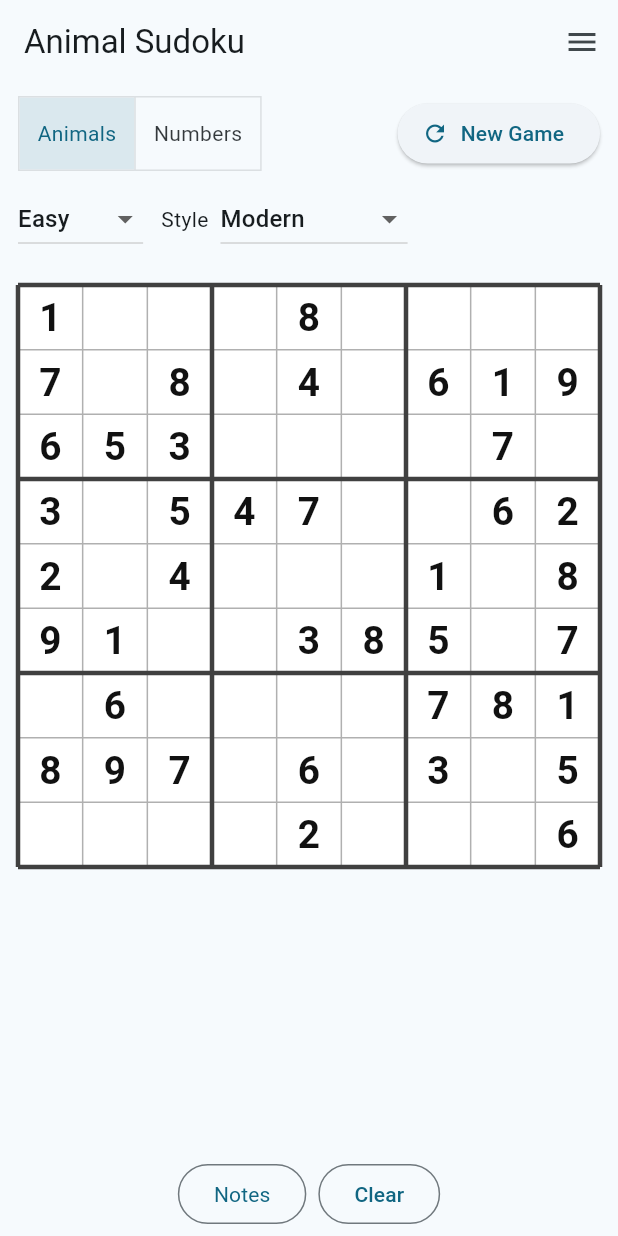
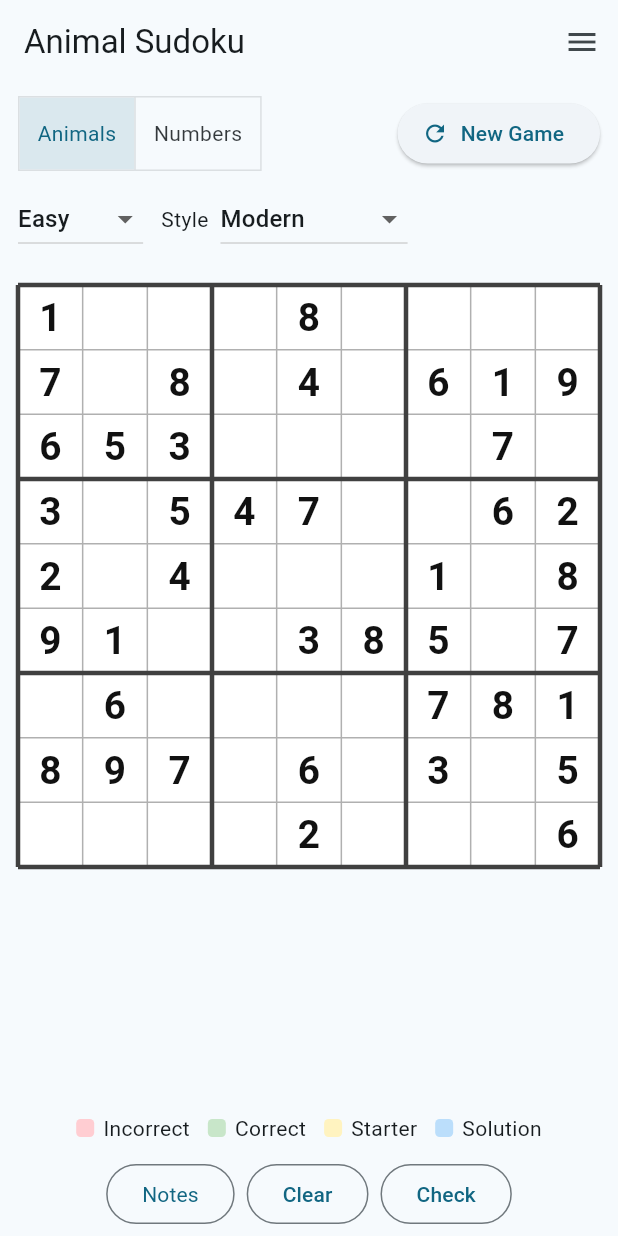
Before and after one commit to brownidj/sudoku_01, a Flutter app: the screen it shows after launch, in the side drawer, after a tap on "New Game", on a phone screen of 412 x 824 dp. Run offline on Flutter 3.47's test engine with Material 3 defaults, Android fonts, the phone set to English and light mode, and no system bars; statements that could not run were skipped.

Commit message:
Added Check and solution

```diff
--- a/flutter_app/lib/app/sudoku_controller.dart
+++ b/flutter_app/lib/app/sudoku_controller.dart
@@ -5,6 +5,7 @@ import 'package:flutter/services.dart';
 import 'package:flutter_app/application/game_service.dart';
 import 'package:flutter_app/application/puzzles.dart' as puzzles;
 import 'package:flutter_app/application/results.dart';
+import 'package:flutter_app/application/solver.dart';
 import 'package:flutter_app/application/state.dart';
 import 'package:flutter_app/domain/types.dart';
 
@@ -15,6 +16,9 @@ class CellVm {
   final List<Digit> notes;
   final bool selected;
   final bool conflicted;
+  final bool incorrect;
+  final bool solutionAdded;
+  final bool correct;
 
   const CellVm({
     required this.coord,
@@ -23,6 +27,9 @@ class CellVm {
     required this.notes,
     required this.selected,
     required this.conflicted,
+    required this.incorrect,
+    required this.solutionAdded,
+    required this.correct,
   });
 }
 
@@ -45,6 +52,7 @@ class UiState {
   final String contentMode;
   final String animalStyle;
   final Coord? selected;
+  final bool gameOver;
 
   const UiState({
     required this.board,
@@ -59,6 +67,7 @@ class UiState {
     required this.contentMode,
     required this.animalStyle,
     required this.selected,
+    required this.gameOver,
   });
 }
 
@@ -75,6 +84,12 @@ class SudokuController extends ChangeNotifier {
   String _styleName = 'Modern';
   String _contentMode = 'animals';
   String _animalStyle = 'simple';
+  bool _gameOver = false;
+  Set<Coord> _incorrectCells = {};
+  Set<Coord> _solutionAddedCells = {};
+  Set<Coord> _correctCells = {};
+  Grid? _solutionGrid;
+  Grid? _initialGrid;
 
   SudokuController() {
     _history = _service.initialHistory();
@@ -90,10 +105,19 @@ class SudokuController extends ChangeNotifier {
     _lastConflicts = {};
     _lastSolved = false;
     _difficultyLocked = false;
+    _gameOver = false;
+    _incorrectCells = {};
+    _solutionAddedCells = {};
+    _correctCells = {};
+    _solutionGrid = null;
+    _initialGrid = _copyGrid(puzzle.grid);
     _applyResult(res, statusOverride: 'New game (${puzzle.difficulty}): ${puzzle.puzzleId}');
   }
 
   void onCellTapped(Coord coord) {
+    if (_gameOver) {
+      return;
+    }
     final cell = _history.present.board.cellAtCoord(coord);
     if (cell.given) {
       return;
@@ -103,6 +127,9 @@ class SudokuController extends ChangeNotifier {
   }
 
   void onDigitPressed(Digit digit) {
+    if (_gameOver) {
+      return;
+    }
     if (_selected == null) {
       _render('Select a cell');
       return;
@@ -116,6 +143,9 @@ class SudokuController extends ChangeNotifier {
   }
 
   void onClearPressed() {
+    if (_gameOver) {
+      return;
+    }
     if (_selected == null) {
       _render('Select a cell');
       return;
@@ -127,16 +157,25 @@ class SudokuController extends ChangeNotifier {
   }
 
   void onToggleNotesMode() {
+    if (_gameOver) {
+      return;
+    }
     _notesMode = !_notesMode;
     _render(_notesMode ? 'Notes mode on' : 'Notes mode off');
   }
 
   void onUndo() {
+    if (_gameOver) {
+      return;
+    }
     final res = _service.undo(_history);
     _applyResult(res);
   }
 
   void onRedo() {
+    if (_gameOver) {
+      return;
+    }
     final res = _service.redo(_history);
     _applyResult(res);
   }
@@ -148,6 +187,12 @@ class SudokuController extends ChangeNotifier {
     _lastConflicts = {};
     _lastSolved = false;
     _difficultyLocked = false;
+    _gameOver = false;
+    _incorrectCells = {};
+    _solutionAddedCells = {};
+    _correctCells = {};
+    _solutionGrid = null;
+    _initialGrid = _copyGrid(puzzle.grid);
     _applyResult(res, statusOverride: 'New game (${puzzle.difficulty}): ${puzzle.puzzleId}');
   }
 
@@ -168,6 +213,12 @@ class SudokuController extends ChangeNotifier {
     _lastConflicts = {};
     _lastSolved = false;
     _difficultyLocked = false;
+    _gameOver = false;
+    _incorrectCells = {};
+    _solutionAddedCells = {};
+    _correctCells = {};
+    _solutionGrid = null;
+    _initialGrid = _copyGrid(puzzle.grid);
     _applyResult(res, statusOverride: 'New game (${puzzle.difficulty}): ${puzzle.puzzleId}');
   }
 
@@ -184,6 +235,79 @@ class SudokuController extends ChangeNotifier {
   void onAnimalStyleChanged(String style) {
     _animalStyle = style == 'cute' ? 'cute' : 'simple';
     _render('Animal style: $_animalStyle');
+  }
+
+  void onCheckSolution() {
+    if (_gameOver) {
+      return;
+    }
+    final base = _initialGrid ?? _gridFromBoard(_history.present.board);
+    final solved = solveGrid(base);
+    if (solved == null) {
+      return;
+    }
+    final incorrect = <Coord>{};
+    final added = <Coord>{};
+    final correct = <Coord>{};
+    for (var r = 0; r < 9; r += 1) {
+      for (var c = 0; c < 9; c += 1) {
+        final value = _history.present.board.cellAt(r, c).value;
+        final solvedValue = solved[r][c];
+        if (value != null && solvedValue != null && value != solvedValue) {
+          incorrect.add(Coord(r, c));
+        } else if (value != null && solvedValue != null && value == solvedValue) {
+          final cell = _history.present.board.cellAt(r, c);
+          if (!cell.given) {
+            correct.add(Coord(r, c));
+          }
+        } else if (value == null && solvedValue != null) {
+          added.add(Coord(r, c));
+        }
+      }
+    }
+    _incorrectCells = incorrect;
+    _correctCells = correct;
+    _solutionGrid = null;
+    _solutionAddedCells = {};
+    _selected = null;
+    _gameOver = true;
+    _render('Check complete');
+  }
+
+  void onShowSolution() {
+    if (!_gameOver) {
+      return;
+    }
+    final base = _initialGrid ?? _gridFromBoard(_history.present.board);
+    final solved = solveGrid(base);
+    if (solved == null) {
+      return;
+    }
+    final incorrect = <Coord>{};
+    final added = <Coord>{};
+    final correct = <Coord>{};
+    for (var r = 0; r < 9; r += 1) {
+      for (var c = 0; c < 9; c += 1) {
+        final value = _history.present.board.cellAt(r, c).value;
+        final solvedValue = solved[r][c];
+        if (value != null && solvedValue != null && value != solvedValue) {
+          incorrect.add(Coord(r, c));
+        } else if (value != null && solvedValue != null && value == solvedValue) {
+          final cell = _history.present.board.cellAt(r, c);
+          if (!cell.given) {
+            correct.add(Coord(r, c));
+          }
+        } else if (value == null && solvedValue != null) {
+          added.add(Coord(r, c));
+        }
+      }
+    }
+    _incorrectCells = incorrect;
+    _correctCells = correct;
+    _solutionGrid = solved;
+    _solutionAddedCells = added;
+    _selected = null;
+    _render('Solution');
   }
 
   Future<void> onSaveRequested(BuildContext context) async {
@@ -239,6 +363,12 @@ class SudokuController extends ChangeNotifier {
       _lastConflicts = {};
       _lastSolved = false;
       _difficultyLocked = res.history.canUndo();
+      _gameOver = false;
+      _incorrectCells = {};
+      _solutionAddedCells = {};
+      _correctCells = {};
+      _solutionGrid = null;
+      _initialGrid = _extractInitialGrid(res.history);
       _applyResult(res, statusOverride: 'Game loaded.');
     } catch (error) {
       if (context.mounted) {
@@ -273,20 +403,27 @@ class SudokuController extends ChangeNotifier {
   UiState _buildState() {
     final board = _history.present.board;
     final cells = <List<CellVm>>[];
+    final solution = _solutionGrid;
     for (var r = 0; r < 9; r += 1) {
       final row = <CellVm>[];
       for (var c = 0; c < 9; c += 1) {
         final coord = Coord(r, c);
         final cell = board.cellAt(r, c);
         final notes = cell.notes.toList()..sort();
+        final solutionValue = solution != null ? solution[r][c] : null;
+        final displayValue = cell.value ?? solutionValue;
+        final solutionAdded = _solutionAddedCells.contains(coord);
         row.add(
           CellVm(
             coord: coord,
-            value: cell.value,
-            given: cell.given,
+            value: displayValue,
+            given: cell.given && !solutionAdded,
             notes: notes,
             selected: coord == _selected,
             conflicted: _lastConflicts.contains(coord),
+            incorrect: _incorrectCells.contains(coord),
+            solutionAdded: solutionAdded,
+            correct: _correctCells.contains(coord),
           ),
         );
       }
@@ -306,6 +443,26 @@ class SudokuController extends ChangeNotifier {
       contentMode: _contentMode,
       animalStyle: _animalStyle,
       selected: _selected,
+      gameOver: _gameOver,
     );
   }
+
+  Grid _gridFromBoard(Board board) {
+    return List<List<Digit?>>.generate(
+      9,
+      (r) => List<Digit?>.generate(9, (c) => board.cellAt(r, c).value),
+      growable: false,
+    );
   }
+
+  Grid _extractInitialGrid(History history) {
+    if (history.past.isNotEmpty) {
+      return _gridFromBoard(history.past.first.board);
+    }
+    return _gridFromBoard(history.present.board);
+  }
+
+  Grid _copyGrid(Grid grid) {
+    return grid.map((row) => row.toList(growable: false)).toList(growable: false);
+  }
+}
--- a/flutter_app/lib/ui/board_painter.dart
+++ b/flutter_app/lib/ui/board_painter.dart
@@ -98,10 +98,28 @@ class SudokuBoardPainter extends CustomPainter {
 
         canvas.drawRect(rect, Paint()..color = bg);
 
-        if (cell.conflicted) {
-          _drawOutline(canvas, rect, style.outlineConflict, 3);
-        } else if (cell.selected) {
-          _drawOutline(canvas, rect, style.outlineSelected, 3);
+        if (state.gameOver) {
+          Color? highlight;
+          if (cell.incorrect) {
+            highlight = style.highlightIncorrect;
+          } else if (cell.solutionAdded) {
+            highlight = style.highlightSolution;
+          } else if (cell.given) {
+            highlight = style.highlightGiven;
+          } else if (cell.correct) {
+            highlight = style.highlightCorrect;
+          }
+          if (highlight != null) {
+            canvas.drawRect(rect, Paint()..color = highlight);
+          }
+        }
+
+        if (!state.gameOver) {
+          if (cell.selected) {
+            _drawOutline(canvas, rect, style.outlineSelected, 3);
+          } else if (cell.conflicted) {
+            _drawOutline(canvas, rect, style.outlineConflict, 3);
+          }
         }
 
         if (cell.value != null) {
@@ -113,6 +131,8 @@ class SudokuBoardPainter extends CustomPainter {
         } else if (cell.notes.isNotEmpty) {
           _drawNotes(canvas, rect, cell.notes, cellSize);
         }
+
+        // Solution/correct/given outlines handled above.
       }
     }
   }
--- a/flutter_app/lib/ui/styles.dart
+++ b/flutter_app/lib/ui/styles.dart
@@ -17,6 +17,13 @@ class BoardStyle {
   final Color statusBg;
   final Color notesBadgeBg;
   final Color notesBadgeOutline;
+  final Color outlineGiven;
+  final Color outlineCorrect;
+  final Color outlineSolution;
+  final Color highlightIncorrect;
+  final Color highlightCorrect;
+  final Color highlightGiven;
+  final Color highlightSolution;
 
   const BoardStyle({
     required this.boardBg,
@@ -35,6 +42,13 @@ class BoardStyle {
     required this.statusBg,
     required this.notesBadgeBg,
     required this.notesBadgeOutline,
+    required this.outlineGiven,
+    required this.outlineCorrect,
+    required this.outlineSolution,
+    required this.highlightIncorrect,
+    required this.highlightCorrect,
+    required this.highlightGiven,
+    required this.highlightSolution,
   });
 }
 
@@ -55,6 +69,13 @@ const BoardStyle styleModern = BoardStyle(
   statusBg: Color(0xFFF5F5F5),
   notesBadgeBg: Color(0xFFCFE8FF),
   notesBadgeOutline: Color(0xFF1E5AA8),
+  outlineGiven: Color(0xFFFFD54F),
+  outlineCorrect: Color(0xFF2E8B57),
+  outlineSolution: Color(0xFF1976D2),
+  highlightIncorrect: Color(0xFFFFCDD2),
+  highlightCorrect: Color(0xFFC8E6C9),
+  highlightGiven: Color(0xFFFFF3C0),
+  highlightSolution: Color(0xFFBBDEFB),
 );
 
 const BoardStyle styleClassic = BoardStyle(
@@ -74,6 +95,13 @@ const BoardStyle styleClassic = BoardStyle(
   statusBg: Color(0xFFEFE9DC),
   notesBadgeBg: Color(0xFFE6DDC6),
   notesBadgeOutline: Color(0xFF6B5B3E),
+  outlineGiven: Color(0xFFFFD54F),
+  outlineCorrect: Color(0xFF2E8B57),
+  outlineSolution: Color(0xFF1976D2),
+  highlightIncorrect: Color(0xFFFFCDD2),
+  highlightCorrect: Color(0xFFC8E6C9),
+  highlightGiven: Color(0xFFFFF3C0),
+  highlightSolution: Color(0xFFBBDEFB),
 );
 
 const BoardStyle styleHighContrast = BoardStyle(
@@ -93,6 +121,13 @@ const BoardStyle styleHighContrast = BoardStyle(
   statusBg: Color(0xFFE0E0E0),
   notesBadgeBg: Color(0xFFFFFF99),
   notesBadgeOutline: Colors.black,
+  outlineGiven: Color(0xFFFFD54F),
+  outlineCorrect: Color(0xFF2E8B57),
+  outlineSolution: Color(0xFF1976D2),
+  highlightIncorrect: Color(0xFFFFCDD2),
+  highlightCorrect: Color(0xFFC8E6C9),
+  highlightGiven: Color(0xFFFFF3C0),
+  highlightSolution: Color(0xFFBBDEFB),
 );
 
 BoardStyle styleForName(String name) {
--- a/flutter_app/lib/ui/sudoku_screen.dart
+++ b/flutter_app/lib/ui/sudoku_screen.dart
@@ -156,6 +156,7 @@ class _SudokuScreenState extends State<SudokuScreen> {
                   ),
                 ),
                 _buildCandidatePanel(state),
+                _buildLegend(style),
                 _buildActionBar(state),
               ],
             ),
@@ -288,6 +289,24 @@ class _SudokuScreenState extends State<SudokuScreen> {
               child: const Text('Clear'),
             ),
           ),
+          SizedBox(
+            height: 40,
+            child: OutlinedButton(
+              onPressed: () {
+                setState(() {
+                  _showCandidates = false;
+                  _candidateDigits = const [];
+                  _candidateCoord = null;
+                });
+                if (state.gameOver) {
+                  widget.controller.onShowSolution();
+                } else {
+                  widget.controller.onCheckSolution();
+                }
+              },
+              child: Text(state.gameOver ? 'Solution' : 'Check'),
+            ),
+          ),
         ],
       ),
     );
@@ -310,6 +329,9 @@ class _SudokuScreenState extends State<SudokuScreen> {
   Future<void> _handleCellTap(Coord coord) async {
     widget.controller.onCellTapped(coord);
     final state = widget.controller.state;
+    if (state.gameOver) {
+      return;
+    }
     final cell = state.board.cells[coord.row][coord.col];
     if (cell.given) {
       return;
@@ -448,7 +470,7 @@ class _SudokuScreenState extends State<SudokuScreen> {
   }
 
   Widget _buildCandidatePanel(UiState state) {
-    if (!_showCandidates || _candidateCoord == null) {
+    if (!_showCandidates || _candidateCoord == null || state.gameOver) {
       return const SizedBox.shrink();
     }
     final showAnimals = state.contentMode == 'animals';
@@ -498,4 +520,38 @@ class _SudokuScreenState extends State<SudokuScreen> {
       ),
     );
   }
+
+  Widget _buildLegend(BoardStyle style) {
+    return Padding(
+      padding: const EdgeInsets.symmetric(horizontal: 16, vertical: 6),
+      child: Wrap(
+        spacing: 12,
+        runSpacing: 8,
+        children: [
+          _legendItem(style.highlightIncorrect, 'Incorrect'),
+          _legendItem(style.highlightCorrect, 'Correct'),
+          _legendItem(style.highlightGiven, 'Starter'),
+          _legendItem(style.highlightSolution, 'Solution'),
+        ],
+      ),
+    );
+  }
+
+  Widget _legendItem(Color color, String label) {
+    return Row(
+      mainAxisSize: MainAxisSize.min,
+      children: [
+        Container(
+          width: 12,
+          height: 12,
+          decoration: BoxDecoration(
+            color: color,
+            borderRadius: BorderRadius.circular(3),
+          ),
+        ),
+        const SizedBox(width: 6),
+        Text(label),
+      ],
+    );
+  }
 }
--- a/flutter_app/pubspec.yaml
+++ b/flutter_app/pubspec.yaml
@@ -16,7 +16,7 @@ publish_to: 'none' # Remove this line if you wish to publish to pub.dev
 # https://developer.apple.com/library/archive/documentation/General/Reference/InfoPlistKeyReference/Articles/CoreFoundationKeys.html
 # In Windows, build-name is used as the major, minor, and patch parts
 # of the product and file versions while build-number is used as the build suffix.
-version: 0.1.1+1
+version: 0.2.1+25
 
 environment:
   sdk: ^3.10.7
```
Also changed, not shown: 2 other files. Lines whose indentation alone changed are shown as unchanged.
